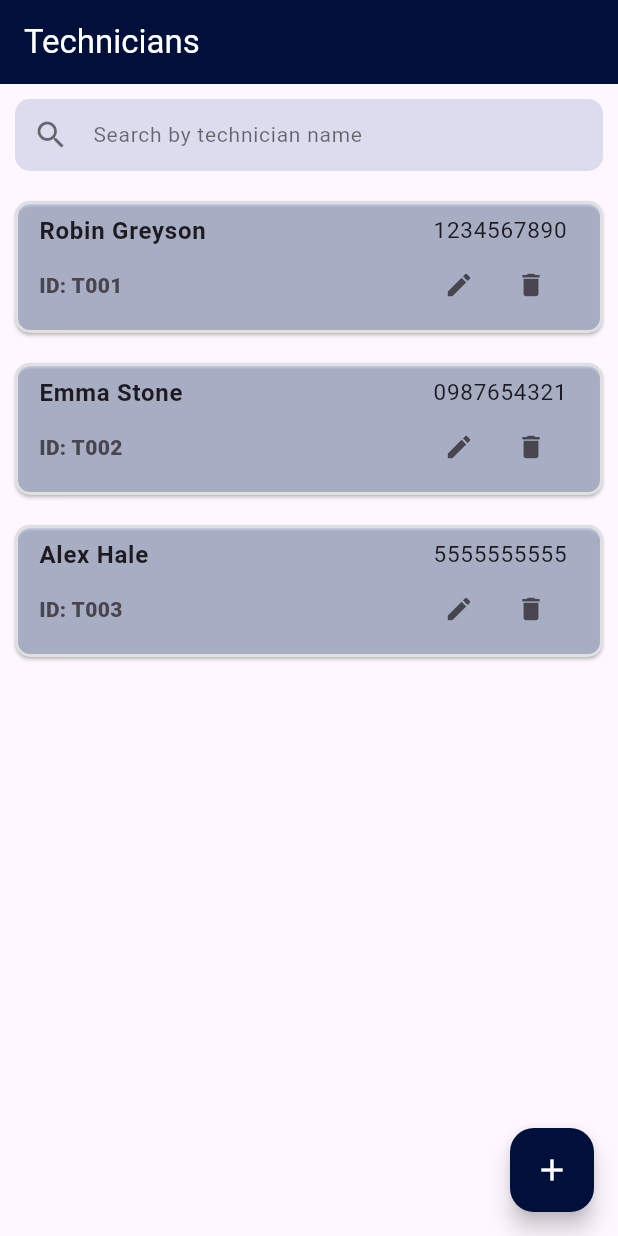
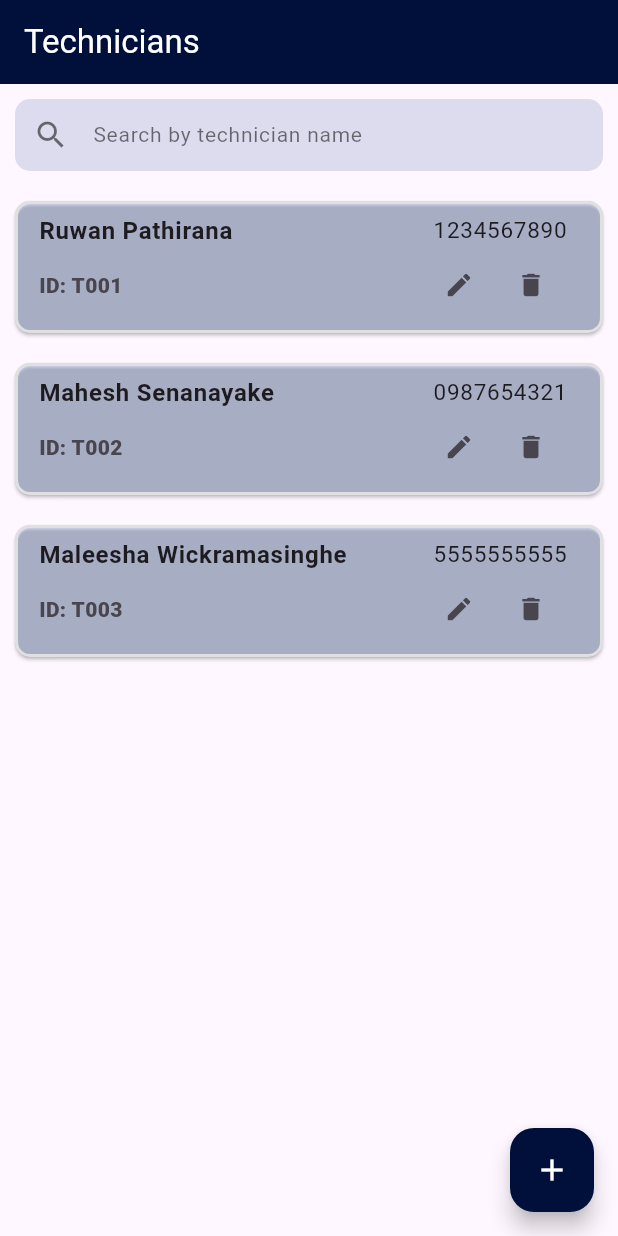
Before and after one commit to Driveaze-3-rd-year-group-project/Supervisor_mobile, a Flutter app: the TechnicianPage screen opened directly, on a phone screen of 412 x 824 dp. Run offline on Flutter 3.47's test engine with Material 3 defaults, Android fonts, the phone set to English and light mode, and no system bars; our stand-ins replace device_preview, flutter_native_splash, flutter_vector_icons, get, syncfusion_flutter_charts.

Commit message:
style changes and some small changes

```diff
--- a/lib/screens/Inventory.dart
+++ b/lib/screens/Inventory.dart
@@ -57,9 +57,10 @@ class _InventoryPageState extends State<InventoryPage> {
                   borderRadius: BorderRadius.circular(10),
                   borderSide: BorderSide.none,
                 ),
-                prefixIcon: Icon(Icons.search),
+                prefixIcon: Icon(Icons.search, color: Colors.black54),
                 contentPadding: EdgeInsets.symmetric(horizontal: 10),
               ),
+              style: TextStyle(color: Colors.black, fontSize: 14),
               onChanged: (value) {
                 setState(() {
                   filteredItems = inventoryItems
--- a/lib/screens/Technician.dart
+++ b/lib/screens/Technician.dart
@@ -54,9 +54,9 @@ class _TechnicianPageState extends State<TechnicianPage> {
   void _loadInitialTechnicians() {
     setState(() {
       technicians = [
-        Technician(employeeId: "T001", fullName: "Robin Greyson", phoneNumber: "1234567890", gender: "Male"),
-        Technician(employeeId: "T002", fullName: "Emma Stone", phoneNumber: "0987654321", gender: "Female"),
-        Technician(employeeId: "T003", fullName: "Alex Hale", phoneNumber: "5555555555", gender: "Male"),
+        Technician(employeeId: "T001", fullName: "Ruwan Pathirana", phoneNumber: "1234567890", gender: "Male"),
+        Technician(employeeId: "T002", fullName: "Mahesh Senanayake", phoneNumber: "0987654321", gender: "Female"),
+        Technician(employeeId: "T003", fullName: "Maleesha Wickramasinghe", phoneNumber: "5555555555", gender: "Male"),
       ];
     });
   }
```
Also changed, not shown: lib/screens/vehicles.dart (+2 -32 lines).
